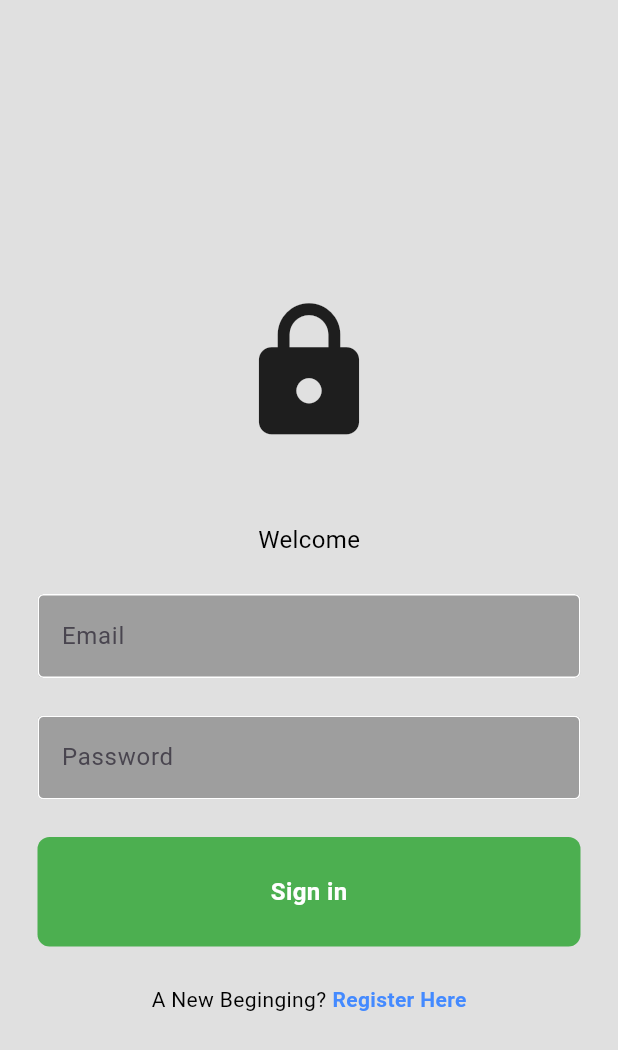
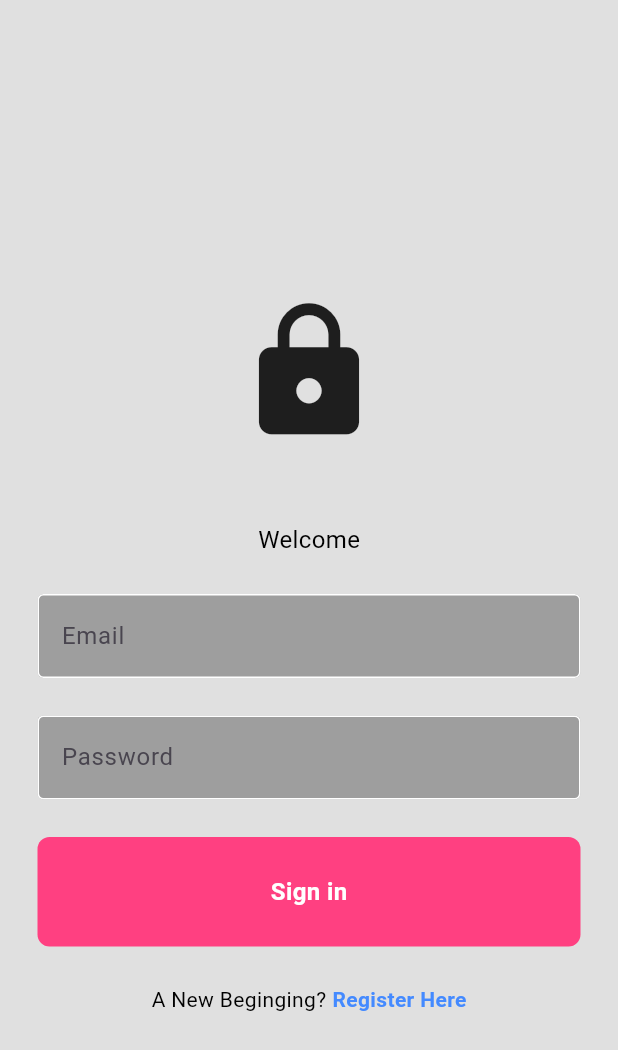
Before and after one commit to Elshadaiv/tinytales, a Flutter app: the screen it shows after launch, on a phone screen of 412 x 824 dp. Shown: the top 1050 px of the screen. Run offline on Flutter 3.47's test engine with Material 3 defaults, Android fonts, the phone set to English and light mode, and no system bars; our stand-ins replace firebase_auth, firebase_core, google_nav_bar; accounts and stored records are empty.

Commit message:
These commits had to be done as i had my git completly wrong i now fixed everything

```diff
--- a/lib/components/my_button.dart
+++ b/lib/components/my_button.dart
@@ -15,7 +15,7 @@ class MyButton extends StatelessWidget {
       padding: const EdgeInsets.all(25),
       margin: const EdgeInsets.symmetric(horizontal: 25),
         decoration: BoxDecoration(
-          color: Colors.green,
+          color: Colors.pinkAccent,
             borderRadius: BorderRadius. circular(8),
         ),
       child: Center(child: Text(text,
```
